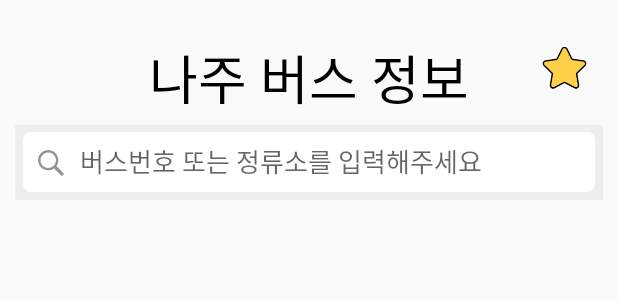
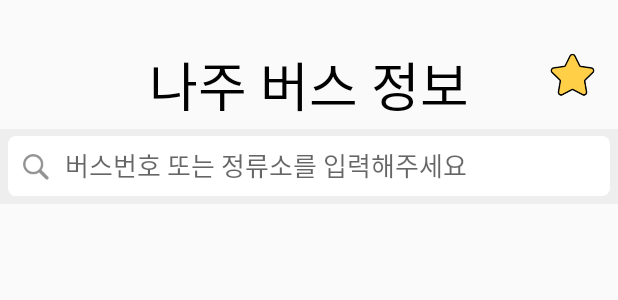
Before and after one commit to ahyeon0801/Bus2020_1, an Android app: the layout activity_main.xml on its own in the app's theme, with its tools: preview values and no code run, on a phone screen of 412 x 824 dp. Shown: the top 300 px of the screen. Run offline under Robolectric (Android 15) with nearby library versions, the phone set to English and light mode, and no system bars; network calls fail.

Commit message:
1. 세로모드 고정 2. 메인화면 - 타잍틀이랑 즐겨찾기 별표 정렬 수정 3. box_busstop 이라는 drawable 벗겨내고 패딩없이 꽉찬 화면으로 레이아웃 및 색상 수정

```diff
--- a/app/build.gradle
+++ b/app/build.gradle
@@ -8,8 +8,8 @@ android {
         applicationId "com.ahyeon.bus2020_1"
         minSdkVersion 21
         targetSdkVersion 29
-        versionCode 4
-        versionName "1.0.3"
+        versionCode 5
+        versionName "1.0.4"
 
         testInstrumentationRunner "androidx.test.runner.AndroidJUnitRunner"
 
--- a/app/src/main/AndroidManifest.xml
+++ b/app/src/main/AndroidManifest.xml
@@ -1,5 +1,6 @@
 <?xml version="1.0" encoding="utf-8"?>
 <manifest xmlns:android="http://schemas.android.com/apk/res/android"
+    xmlns:tools="http://schemas.android.com/tools"
     package="com.ahyeon.bus2020_1">
 
     <uses-permission android:name="android.permission.INTERNET" />
@@ -29,7 +30,8 @@
         <activity android:name=".FavoriteActivity" />
         <activity android:name=".BusArriveActivity" />
         <activity android:name=".BusInfoActivity" />
-        <activity android:name=".MainActivity"></activity>
+        <activity android:name=".MainActivity"
+            android:screenOrientation="portrait"></activity>
     </application>
 
 </manifest>
--- a/app/src/main/java/com/ahyeon/bus2020_1/Step2BusInfoAdapter.java
+++ b/app/src/main/java/com/ahyeon/bus2020_1/Step2BusInfoAdapter.java
@@ -62,7 +62,7 @@ public class Step2BusInfoAdapter extends RecyclerView.Adapter<Step2BusInfoAdapte
         //Log.d(TAG, "getOldPosition: "+holder.getOldPosition());
         if(position == mSelectedPos){   //getAdapterPosition
             Log.d(TAG, "position == mSelectedPos ");
-            holder.itemView.setBackgroundColor(Color.parseColor("#dcd6f7"));    //색깔을 이렇게 셋팅해주는거였음!!
+            holder.itemView.setBackgroundColor(Color.parseColor("#d1d5ed"));    //색깔을 이렇게 셋팅해주는거였음!!
             //holder.layoutBusstop.setBackgroundColor(R.color.colorThema1);
 
         }
--- a/app/src/main/res/layout/activity_bus_arrive.xml
+++ b/app/src/main/res/layout/activity_bus_arrive.xml
@@ -4,7 +4,7 @@
     xmlns:tools="http://schemas.android.com/tools"
     android:layout_width="match_parent"
     android:layout_height="match_parent"
-    android:padding="10dp"
+
     tools:context=".BusArriveActivity">
 
     <LinearLayout
@@ -13,7 +13,8 @@
         android:layout_height="wrap_content"
         android:orientation="vertical"
         android:gravity="center"
-        android:background="@drawable/box_busstop">
+        android:background="#d1d5ed"
+        >
 
         <TextView
             android:id="@+id/tvBusStopName22"
--- a/app/src/main/res/layout/activity_bus_info.xml
+++ b/app/src/main/res/layout/activity_bus_info.xml
@@ -4,14 +4,14 @@
     xmlns:tools="http://schemas.android.com/tools"
     android:layout_width="match_parent"
     android:layout_height="match_parent"
-    android:padding="10dp"
+
     tools:context=".BusInfoActivity">
     <LinearLayout
         android:id="@+id/layoutBusBox"
         android:layout_width="match_parent"
         android:layout_height="wrap_content"
         android:orientation="vertical"
-        android:background="@drawable/box_busstop"
+        android:background="#d1d5ed"
         >
         <TextView
             android:id="@+id/tvBusName"
--- a/app/src/main/res/layout/activity_main.xml
+++ b/app/src/main/res/layout/activity_main.xml
@@ -4,38 +4,42 @@
     xmlns:tools="http://schemas.android.com/tools"
     android:layout_width="match_parent"
     android:layout_height="match_parent"
-    android:paddingTop="10dp"
-    android:paddingRight="10dp"
-    android:paddingLeft="10dp"
+    android:paddingTop="10sp"
+
     tools:context=".MainActivity">
 
+    <RelativeLayout
+        android:id="@+id/relativeTitle"
+        android:layout_width="match_parent"
+        android:layout_height="wrap_content"
+        android:paddingTop="20dp"
+        android:paddingBottom="3dp">
         <TextView
             android:id="@+id/tvNajubus"
             android:layout_centerHorizontal="true"
             android:layout_width="wrap_content"
             android:layout_height="wrap_content"
             android:text="나주 버스 정보"
-            android:layout_weight="7"
             android:textSize="35dp"
             android:textColor="@color/colorBlack"
-            android:paddingBottom="5dp"
-            android:paddingTop="15sp"
             android:fontFamily="@font/nanumbarungothic"
             />
         <ImageView
             android:id="@+id/imgStar"
             android:src="@drawable/icon_star_selected"
             android:layout_alignParentRight="true"
-            android:layout_toStartOf="@+id/layoutEdit"
-            android:layout_toRightOf="@+id/tvNajubus"
-            android:layout_marginRight="5sp"
-            android:layout_marginTop="15sp"
-            android:layout_width="40sp"
-            android:layout_height="40sp"/>
+            android:layout_alignTop="@+id/tvNajubus"
+            android:layout_marginRight="10dp"
+            android:layout_width="40dp"
+            android:layout_height="40dp"/>
+    </RelativeLayout>
+
+
+
 
 <LinearLayout
     android:id="@+id/layoutEdit"
-    android:layout_below="@+id/tvNajubus"
+    android:layout_below="@+id/relativeTitle"
     android:layout_width="match_parent"
     android:layout_height="50dp"
     android:background="#eee">
--- a/app/src/main/res/layout/activity_step2_bus_arrive.xml
+++ b/app/src/main/res/layout/activity_step2_bus_arrive.xml
@@ -4,7 +4,7 @@
     xmlns:tools="http://schemas.android.com/tools"
     android:layout_width="match_parent"
     android:layout_height="match_parent"
-    android:padding="10dp"
+
     tools:context=".BusArriveActivity">
 
     <LinearLayout
@@ -13,7 +13,7 @@
         android:layout_height="wrap_content"
         android:orientation="vertical"
         android:gravity="center"
-        android:background="@drawable/box_busstop">
+        android:background="#d1d5ed">
 
         <TextView
             android:id="@+id/tvBusStopName22"
--- a/app/src/main/res/layout/activity_step2_bus_info.xml
+++ b/app/src/main/res/layout/activity_step2_bus_info.xml
@@ -4,14 +4,14 @@
     xmlns:tools="http://schemas.android.com/tools"
     android:layout_width="match_parent"
     android:layout_height="match_parent"
-    android:padding="10dp"
+
     tools:context=".BusInfoActivity">
     <LinearLayout
         android:id="@+id/layoutBusBox"
         android:layout_width="match_parent"
         android:layout_height="wrap_content"
         android:orientation="vertical"
-        android:background="@drawable/box_busstop"
+        android:background="#d1d5ed"
         >
         <TextView
             android:id="@+id/tvBusName"
```
Also changed, not shown: 1 other file.
